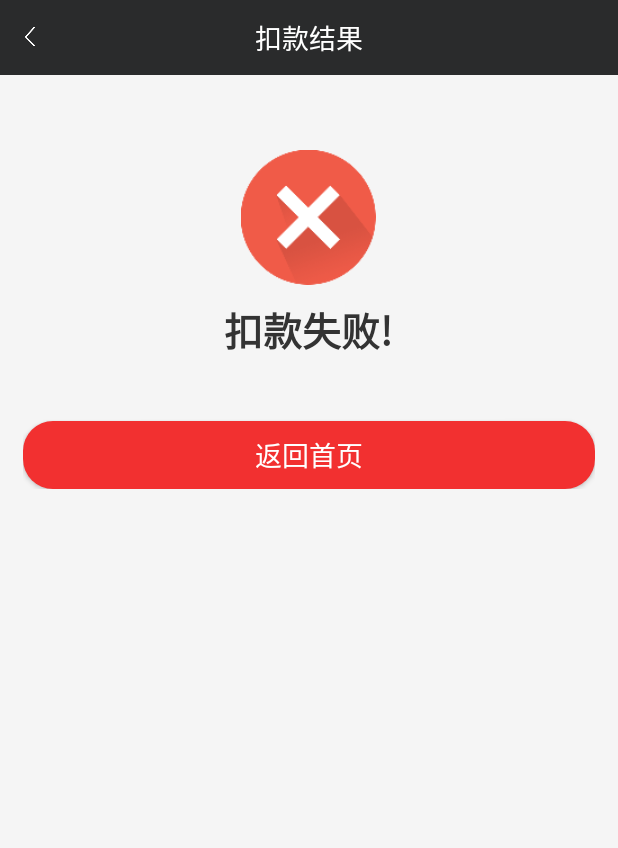
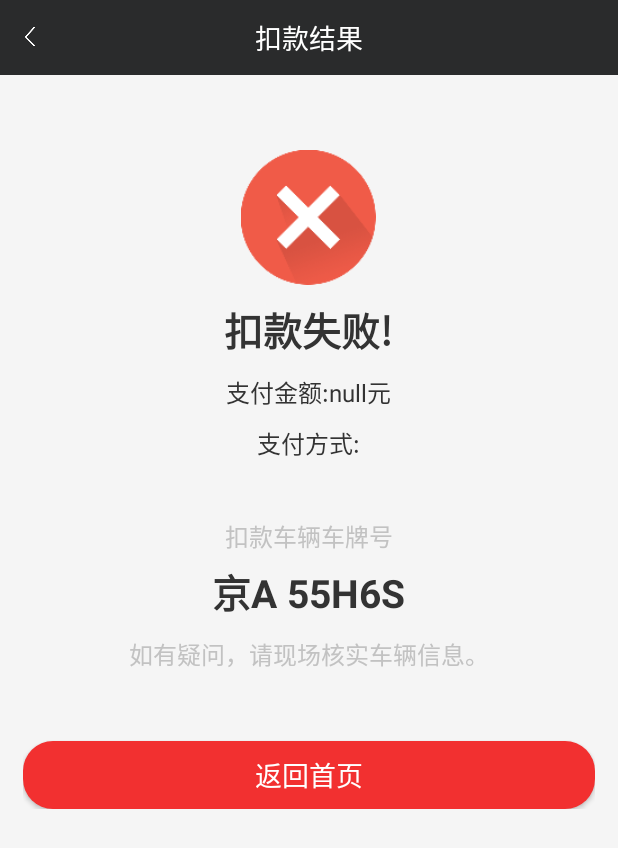
Before and after one commit to androidneko/FuelMore, an Android app: the GatherResultActivity screen opened directly, with no data from a screen before it, on a phone screen of 412 x 824 dp. Shown: the top 848 px of the screen. Run offline under Robolectric (Android 15) with nearby library versions, the phone set to English and light mode, and no system bars.

Commit message:
增加支付结果页面支付金额和方式

```diff
--- a/acnet/src/main/java/com/androidcat/acnet/consts/InterfaceUrl.java
+++ b/acnet/src/main/java/com/androidcat/acnet/consts/InterfaceUrl.java
@@ -6,8 +6,8 @@ package com.androidcat.acnet.consts;
 
 public class InterfaceUrl {
 
-    public static final String BASE_URL = "http://120.25.249.105:8081";
-//    public static final String BASE_URL = "http://120.24.176.35:8081";
+//    public static final String BASE_URL = "http://120.25.249.105:8081"; //生产环境
+    public static final String BASE_URL = "http://120.24.176.35:8081";//测试环境
 
     public static final String REGISTER_URL = BASE_URL + "/api/v1/create";
     public static final String LOGIN_URL = BASE_URL + "/api/v1/userLogin";
--- a/app/src/main/java/com/androidcat/fuelmore/merchant/ui/activity/GatherResultActivity.java
+++ b/app/src/main/java/com/androidcat/fuelmore/merchant/ui/activity/GatherResultActivity.java
@@ -23,6 +23,7 @@ import com.androidcat.fuelmore.merchant.R;
 import com.androidcat.fuelmore.merchant.entity.FuelMoreEvent;
 import com.androidcat.utilities.Utils;
 import com.androidcat.utilities.listener.OnSingleClickListener;
+import com.androidcat.utilities.persistence.SPConsts;
 import com.androidcat.utilities.persistence.SharePreferencesUtil;
 import com.androidcat.utilities.view.TimerView;
 import com.anroidcat.acwidgets.ClearEditText;
@@ -37,9 +38,12 @@ public class GatherResultActivity extends BaseActivity {
     private ImageView retIv;
     private TextView retTv;
     private TextView licenseTv;
+    private TextView amtTv;
+    private TextView payTypeTv;
     private Button okBtn;
 
     private String qrcode;
+    private String amount;
     private OrderPayManager orderPayManager;
 
     private OnSingleClickListener onClickListener = new OnSingleClickListener() {
@@ -85,6 +89,8 @@ public class GatherResultActivity extends BaseActivity {
         retIv = (ImageView) findViewById(R.id.retIv);
         retTv = (TextView) findViewById(R.id.retTv);
         licenseTv = (TextView) findViewById(R.id.licenseTv);
+        amtTv = (TextView) findViewById(R.id.amtTv);
+        payTypeTv = (TextView) findViewById(R.id.payTypeTv);
         okBtn = (Button) findViewById(R.id.okBtn);
         back = findViewById(R.id.layout_back);
     }
@@ -98,13 +104,19 @@ public class GatherResultActivity extends BaseActivity {
     @SuppressLint("NewApi")
     private void initData(){
         qrcode = getIntent().getStringExtra("qrcode");
+        amount = getIntent().getStringExtra("amount");
+        String payType = SharePreferencesUtil.getValue(SPConsts.PAY_TYPE);
         if (getIntent().getBooleanExtra("success",false)){
             retIv.setBackground(getResources().getDrawable(R.mipmap.refund_success_img));
             retTv.setText("扣款成功!");
+            amtTv.setText("支付金额:"+amount+"元");
+            payTypeTv.setText("支付方式:"+payType);
             orderPayManager.getTruckLicense(qrcode,true);
         }else {
             retIv.setBackground(getResources().getDrawable(R.mipmap.refund_fail_img));
             retTv.setText("扣款失败!");
+            amtTv.setText("支付金额:"+amount+"元");
+            payTypeTv.setText("支付方式:"+payType);
         }
     }
 }
--- a/app/src/main/java/com/androidcat/fuelmore/merchant/ui/activity/GatheringActivity.java
+++ b/app/src/main/java/com/androidcat/fuelmore/merchant/ui/activity/GatheringActivity.java
@@ -186,6 +186,7 @@ public class GatheringActivity extends BaseActivity {
     private void gotoGatherResult(boolean isSucceed){
         Intent intent = new Intent(this,GatherResultActivity.class);
         intent.putExtra("qrcode",qrCode);
+        intent.putExtra("amount",amount);
         intent.putExtra("success",isSucceed);
         startActivity(intent);
         finish();
--- a/app/src/main/res/layout/activity_pay_result.xml
+++ b/app/src/main/res/layout/activity_pay_result.xml
@@ -36,7 +36,7 @@
 
     <LinearLayout
         android:layout_width="match_parent"
-        android:layout_height="150dp"
+        android:layout_height="230dp"
         android:layout_marginTop="50dp"
         android:gravity="center_horizontal"
         android:orientation="vertical">
@@ -56,6 +56,26 @@
             android:textColor="@color/text_black"
             android:textSize="26sp"
             android:textStyle="bold" />
+
+        <TextView
+            android:id="@+id/amtTv"
+            android:layout_width="wrap_content"
+            android:layout_height="wrap_content"
+            android:layout_marginTop="10dp"
+            android:text="支付金额:0.00元"
+            android:textColor="@color/text_black"
+            android:textSize="16sp"
+             />
+
+        <TextView
+            android:id="@+id/payTypeTv"
+            android:layout_width="wrap_content"
+            android:layout_height="wrap_content"
+            android:layout_marginTop="10dp"
+            android:text="支付方式:线下支付"
+            android:textColor="@color/text_black"
+            android:textSize="16sp"
+             />
     </LinearLayout>
 
     <LinearLayout
@@ -65,7 +85,7 @@
         android:layout_margin="15dp"
         android:gravity="center_horizontal"
         android:orientation="vertical"
-        android:visibility="gone">
+        android:visibility="visible">
 
         <TextView
             android:layout_width="wrap_content"
```
